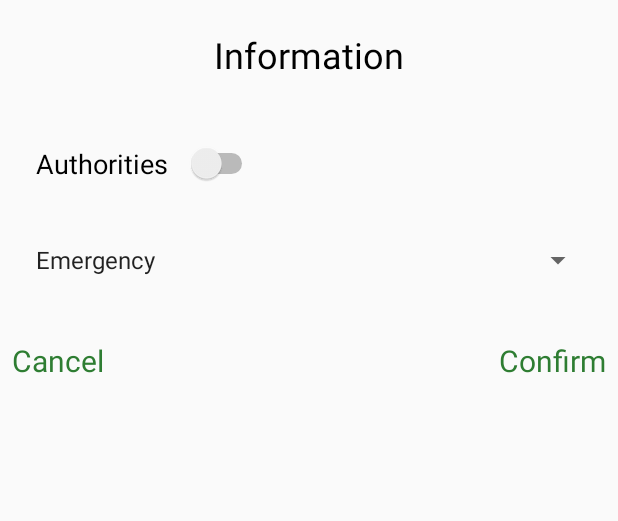
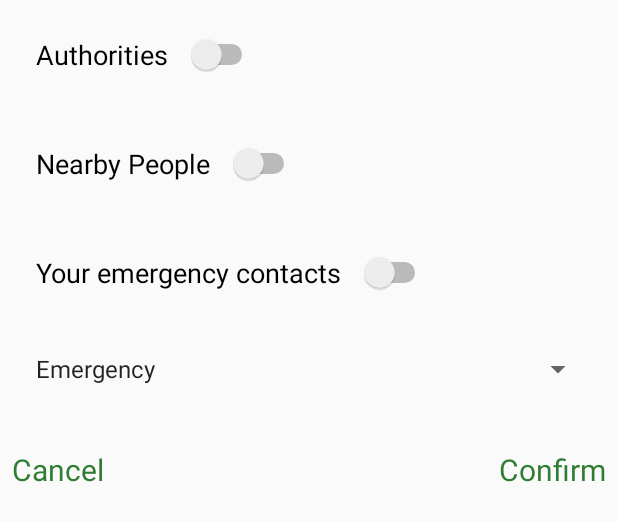
Before and after one commit to anshul-shaive/Helpnet, an Android app: the layout dialog_box.xml on its own in the app's theme, with its tools: preview values and no code run, on a phone screen of 412 x 824 dp. Shown: the top 521 px of the screen. Run offline under Robolectric (Android 15) with nearby library versions, the phone set to English and light mode, and no system bars.

Commit message:
Update dialog_box.xml

```diff
--- a/madad_pro/app/src/main/res/layout/dialog_box.xml
+++ b/madad_pro/app/src/main/res/layout/dialog_box.xml
@@ -4,23 +4,22 @@
     android:orientation="vertical" android:layout_width="match_parent"
     android:layout_height="match_parent">
 
-    <TextView
-        android:id="@+id/information"
-        android:layout_width="wrap_content"
-        android:layout_height="wrap_content"
-        android:layout_alignParentTop="true"
-        android:text="Information"
-        android:textColor="#000000"
-        android:textSize="24sp"
-        android:layout_margin="20dp"
-        android:layout_centerHorizontal="true"
-        />
+<!--    <TextView-->
+<!--        android:id="@+id/information"-->
+<!--        android:layout_width="wrap_content"-->
+<!--        android:layout_height="wrap_content"-->
+<!--        android:layout_alignParentTop="true"-->
+<!--        android:text="Information"-->
+<!--        android:textColor="#000000"-->
+<!--        android:textSize="24sp"-->
+<!--        android:layout_margin="20dp"-->
+<!--        android:layout_centerHorizontal="true"-->
+<!--        />-->
 
     <Switch
         android:id="@+id/switch1"
         android:layout_width="wrap_content"
         android:layout_height="wrap_content"
-        android:layout_below="@id/information"
         android:layout_alignParentLeft="true"
         android:layout_marginStart="16dp"
         android:layout_marginLeft="16dp"
@@ -36,11 +35,49 @@
         tools:checked="false" />
 
 
+    <Switch
+        android:id="@+id/switch2"
+        android:layout_width="wrap_content"
+        android:layout_height="wrap_content"
+        android:layout_below="@id/switch1"
+        android:layout_alignParentLeft="true"
+        android:layout_marginStart="16dp"
+        android:layout_marginLeft="16dp"
+        android:layout_marginTop="16dp"
+        android:layout_marginEnd="16dp"
+        android:layout_marginRight="16dp"
+        android:layout_marginBottom="16dp"
+        android:padding="8dp"
+        android:switchMinWidth="24dp"
+        android:switchPadding="12dp"
+        android:text="Nearby People"
+        android:textSize="18sp"
+        tools:checked="false" />
+
+    <Switch
+        android:id="@+id/switch3"
+        android:layout_width="wrap_content"
+        android:layout_height="wrap_content"
+        android:layout_below="@id/switch2"
+        android:layout_alignParentLeft="true"
+        android:layout_marginStart="16dp"
+        android:layout_marginLeft="16dp"
+        android:layout_marginTop="16dp"
+        android:layout_marginEnd="16dp"
+        android:layout_marginRight="16dp"
+        android:layout_marginBottom="16dp"
+        android:padding="8dp"
+        android:switchMinWidth="24dp"
+        android:switchPadding="12dp"
+        android:text="Your emergency contacts"
+        android:textSize="18sp"
+        tools:checked="false" />
+
     <Spinner
         android:id="@+id/spinner"
         android:layout_width="match_parent"
         android:layout_height="wrap_content"
-        android:layout_below="@id/switch1"
+        android:layout_below="@id/switch3"
         android:layout_alignParentLeft="true"
         android:layout_margin="16dp"
         android:entries="@array/emergency_arrays"
```
